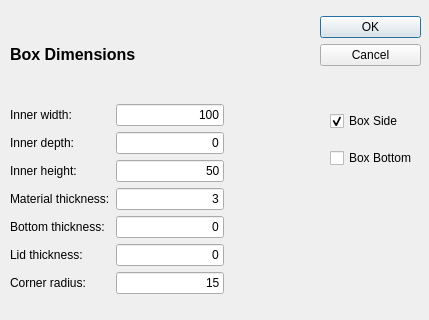
Before: the Qt Designer form LivingHingeBox/Macro_LivingHingeBox.ui in gharley/FreeCAD_Macros, drawn with Qt 5; both pictures show x 0 to 429 and y 0 to 320 of the 429 by 536 pixel window.
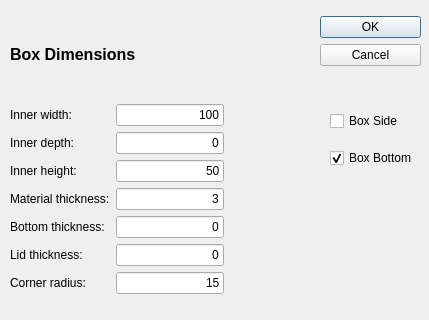
After: the same form once the commit is applied.

```diff
--- a/LivingHingeBox/Macro_LivingHingeBox.ui
+++ b/LivingHingeBox/Macro_LivingHingeBox.ui
@@ -492,7 +492,7 @@
        <string>Box Side</string>
       </property>
       <property name="checked">
-       <bool>true</bool>
+       <bool>false</bool>
       </property>
      </widget>
     </item>
@@ -505,7 +505,7 @@
        <string>Box Bottom</string>
       </property>
       <property name="checked">
-       <bool>false</bool>
+       <bool>true</bool>
       </property>
      </widget>
     </item>
```
Left out of the diff: 6 changed lines with no effect on the pictures.
